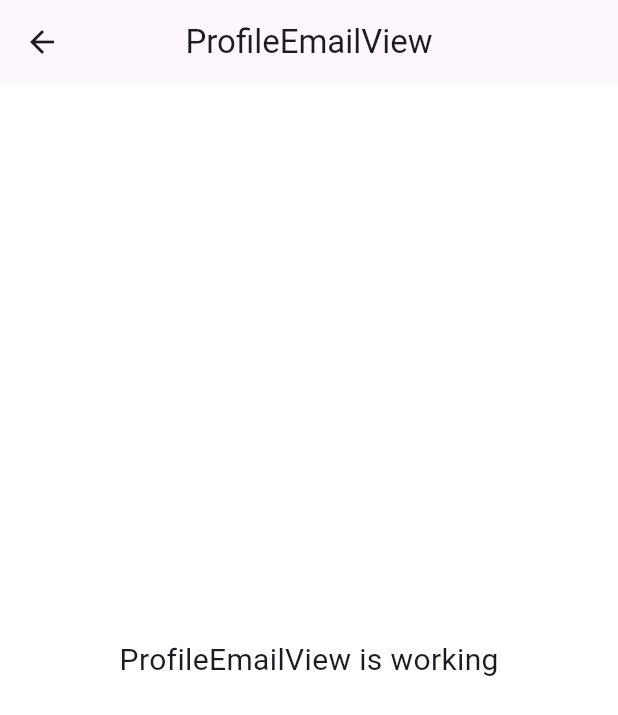
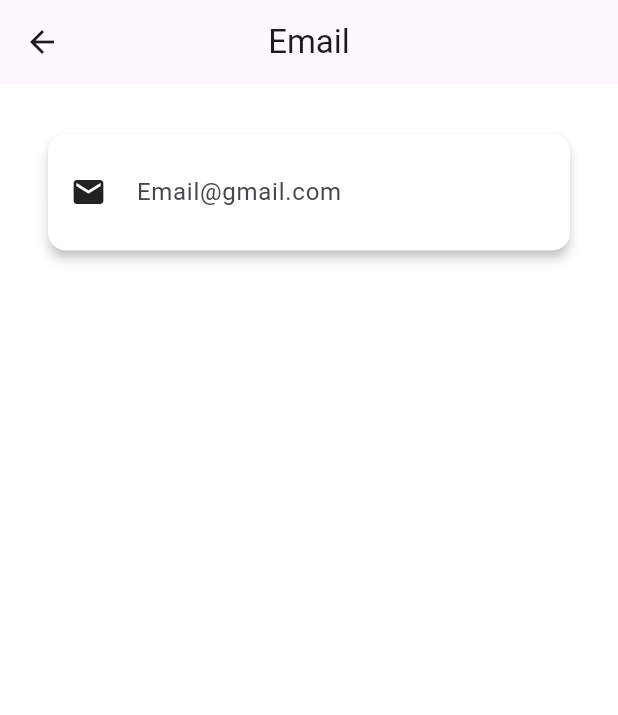
Before and after one commit to Jepretin/jepretin-frontend, a Flutter app: the ProfileEmailView screen opened by its route, on a phone screen of 412 x 824 dp. Shown: the top 715 px of the screen. Run offline on Flutter 3.47's test engine with Material 3 defaults, Android fonts, the phone set to English and light mode, and no system bars; our stand-ins replace animated_notch_bottom_bar, flutter_svg, flutter_typeahead, get, google_fonts; missing offline and left inert: get_cli.

Commit message:
add page profile edit email

```diff
--- a/lib/app/modules/user/customer/profile_email/views/profile_email_view.dart
+++ b/lib/app/modules/user/customer/profile_email/views/profile_email_view.dart
@@ -3,6 +3,7 @@ import 'package:flutter/material.dart';
 import 'package:get/get.dart';
 
 import '../controllers/profile_email_controller.dart';
+import 'package:jepretin/app/shared/customCardContent.dart';
 
 class ProfileEmailView extends GetView<ProfileEmailController> {
   const ProfileEmailView({super.key});
@@ -10,13 +11,30 @@ class ProfileEmailView extends GetView<ProfileEmailController> {
   Widget build(BuildContext context) {
     return Scaffold(
       appBar: AppBar(
-        title: const Text('ProfileEmailView'),
+        title: const Text('Email'),
         centerTitle: true,
       ),
-      body: const Center(
-        child: Text(
-          'ProfileEmailView is working',
-          style: TextStyle(fontSize: 20),
+      body: GetBuilder(
+        init: ProfileEmailController(),
+        builder: (controller) => SingleChildScrollView(
+          padding: EdgeInsets.symmetric(horizontal: 20, vertical: 25),
+          child: Column(
+            children: [
+              CustomCardSingle(
+                  child: Row(
+                children: [
+                  Icon(Icons.email),
+                  SizedBox(width: 20),
+                  Expanded(
+                    child: TextField(
+                      decoration: InputDecoration(
+                          hintText: 'Email@gmail.com', border: InputBorder.none),
+                    ),
+                  )
+                ],
+              ))
+            ],
+          ),
         ),
       ),
     );
--- a/lib/app/modules/user/customer/profile_username/views/profile_username_view.dart
+++ b/lib/app/modules/user/customer/profile_username/views/profile_username_view.dart
@@ -1,10 +1,8 @@
 import 'package:flutter/material.dart';
-import 'package:flutter/services.dart';
 
 import 'package:get/get.dart';
 
 import '../controllers/profile_username_controller.dart';
-import 'package:jepretin/app/shared/customComponent.dart';
 import 'package:jepretin/app/shared/customCardContent.dart';
 
 class ProfileUsernameView extends GetView<ProfileUsernameController> {
```
